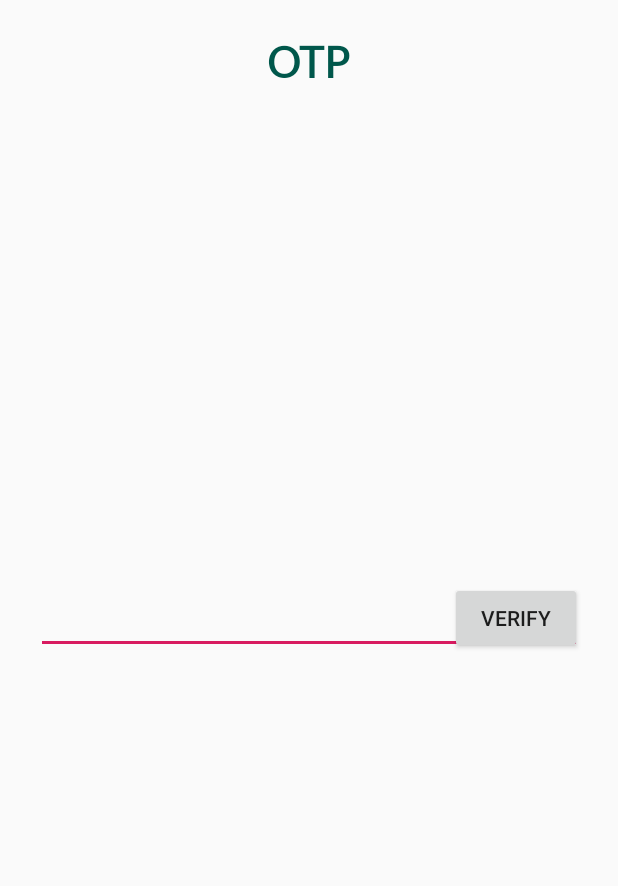
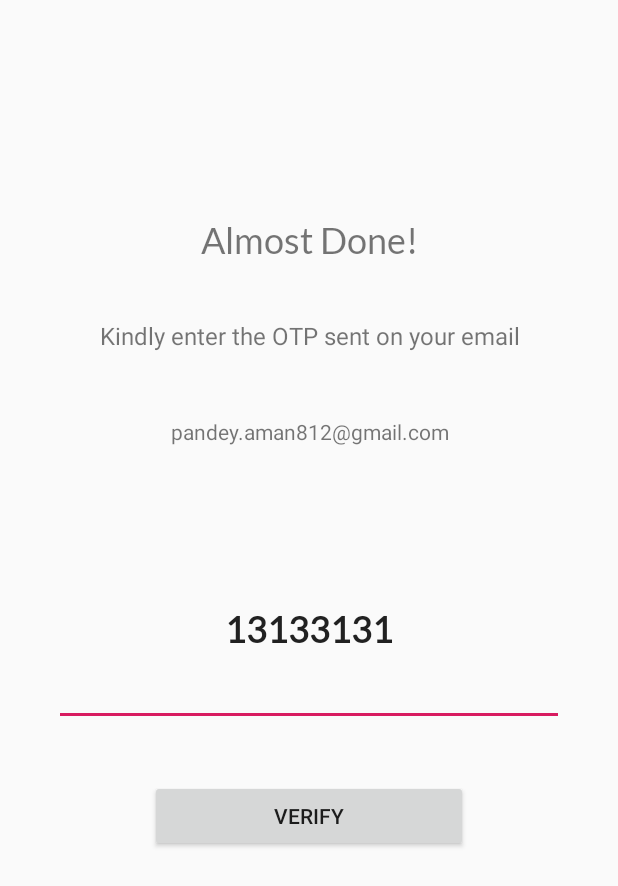
Before and after one commit to Cyber-Labs/ism-app-android, an Android app: the screen it shows after launch (HomeActivity), on a phone screen of 412 x 824 dp. Shown: the top 886 px of the screen. Run offline under Robolectric (Android 15) with nearby library versions, the phone set to English and light mode, and no system bars.

Commit message:
"Improved"

```diff
--- a/app/build.gradle
+++ b/app/build.gradle
@@ -25,7 +25,7 @@ dependencies {
     implementation 'com.github.florent37:materialtextfield:1.0.7'
     implementation 'com.jakewharton:butterknife:8.6.0'
     implementation 'com.android.support:cardview-v7:28.0.0'
-   // annotationProcessor 'com.jakewharton:butterknife-compiler:10.0.0'
+    annotationProcessor 'com.jakewharton:butterknife-compiler:8.6.0'
     implementation 'de.hdodenhof:circleimageview:3.0.0'
     implementation 'com.squareup.retrofit2:retrofit:2.5.0'
     implementation 'com.android.support.constraint:constraint-layout:1.1.3'
--- a/app/src/main/res/layout/verify_otp.xml
+++ b/app/src/main/res/layout/verify_otp.xml
@@ -1,42 +1,67 @@
 <?xml version="1.0" encoding="utf-8"?>
-<RelativeLayout
+<LinearLayout
     xmlns:android="http://schemas.android.com/apk/res/android" android:layout_width="match_parent"
-    android:layout_height="match_parent">
+    android:layout_height="match_parent"
+    android:orientation="vertical">
+    <LinearLayout
+        android:layout_width="match_parent"
+        android:layout_height="0dp"
+        android:layout_weight="2"/>
+    <TextView
+        android:layout_width="match_parent"
+        android:layout_height="0dp"
+        android:layout_weight="1"
+        android:gravity="center"
+        android:text="Almost Done!"
+        android:fontFamily="@font/lato"
 
+        android:layout_centerHorizontal="true"
+        android:textSize="24sp"/>
     <TextView
-        android:layout_width="wrap_content"
-        android:layout_height="wrap_content"
-        android:text="OTP"
-        android:fontFamily="@font/lato"
-        android:textStyle="bold"
-        android:textColor="@color/colorPrimaryDark"
-        android:layout_margin="24dp"
-        android:layout_centerHorizontal="true"
-       android:textSize="28sp"/>
+        android:layout_width="match_parent"
+        android:layout_height="0dp"
+        android:gravity="center"
+        android:layout_weight="1"
+        android:textSize="16dp"
+        android:text="Kindly enter the OTP sent on your email"/>
+    <TextView
+        android:layout_width="match_parent"
+        android:layout_height="0dp"
+        android:layout_weight="1"
+        android:gravity="center"
+        android:text="pandey.aman812@gmail.com"
+        />
 
 
     <EditText
-        android:id="@+id/otp"
+        android:id="@+id/aaa"
         android:layout_width="match_parent"
-        android:layout_height="wrap_content"
-        android:layout_centerInParent="true"
-        android:layout_margin="24dp"
+        android:layout_height="0dp"
+        android:layout_weight="2"
+        android:layout_margin="36dp"
         android:fontFamily="@font/lato"
         android:textSize="24sp"
         android:gravity="center"
-        android:inputType="number"
+        android:textStyle="bold"
+        android:text="13133131"
+        android:inputType="text"
         android:imeOptions="actionDone"
         />
 
     <Button
-        android:layout_width="wrap_content"
+        android:layout_width="match_parent"
         android:layout_height="wrap_content"
-        android:layout_alignBottom="@id/otp"
-        android:layout_alignEnd="@id/otp"
-        android:layout_centerHorizontal="true"
+        android:layout_alignBottom="@id/aaa"
+        android:layout_marginHorizontal="100dp"
+        android:layout_alignEnd="@id/aaa"
+        android:gravity="center"
 
         android:text="Verify"
-        android:layout_alignRight="@id/otp" />
+        android:layout_alignRight="@id/aaa" />
+    <LinearLayout
+        android:layout_width="match_parent"
+        android:layout_height="0dp"
+        android:layout_weight="4"/>
 
 
-</RelativeLayout>
+</LinearLayout>
--- a/app/src/main/res/values/colors.xml
+++ b/app/src/main/res/values/colors.xml
@@ -3,4 +3,5 @@
     <color name="colorPrimary">#008577</color>
     <color name="colorPrimaryDark">#00574B</color>
     <color name="colorAccent">#D81B60</color>
+    <color name="grey">#D3D3D3</color>
 </resources>
```
Also changed, not shown: app/src/main/java/ismapp/iitism/cyberlabs/com/ismapp/Authentication/SignUp/View/SignUpViewImp.java (+80 -1 lines), app/src/main/res/layout/sign_up.xml (+8 -4 lines).
